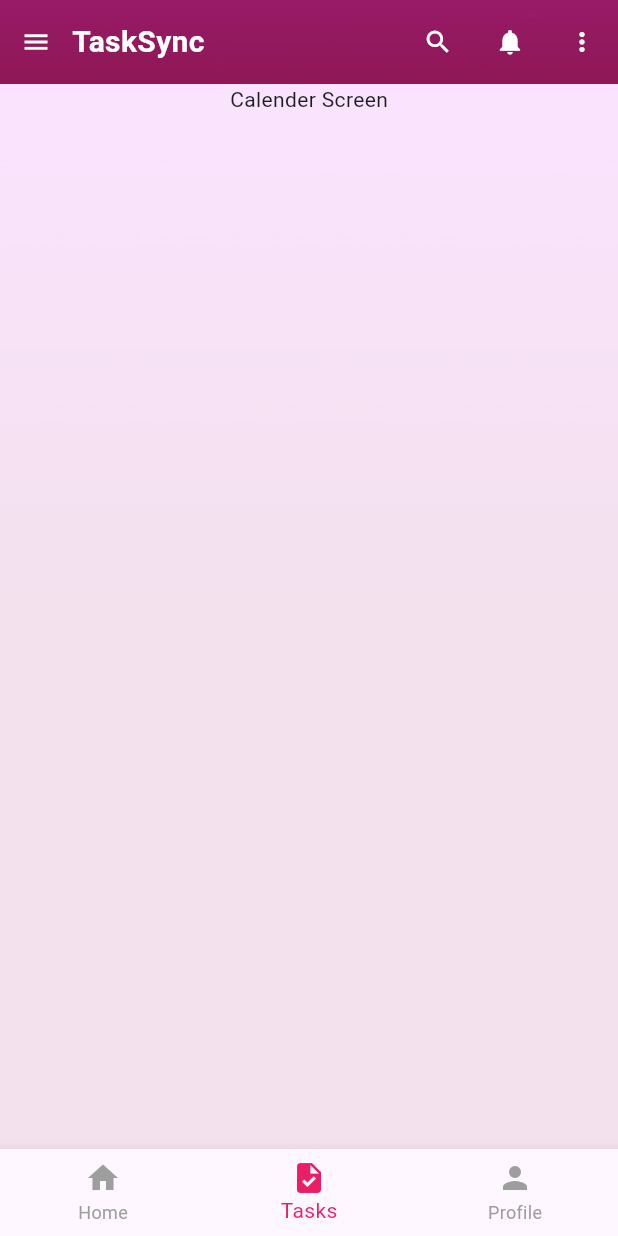
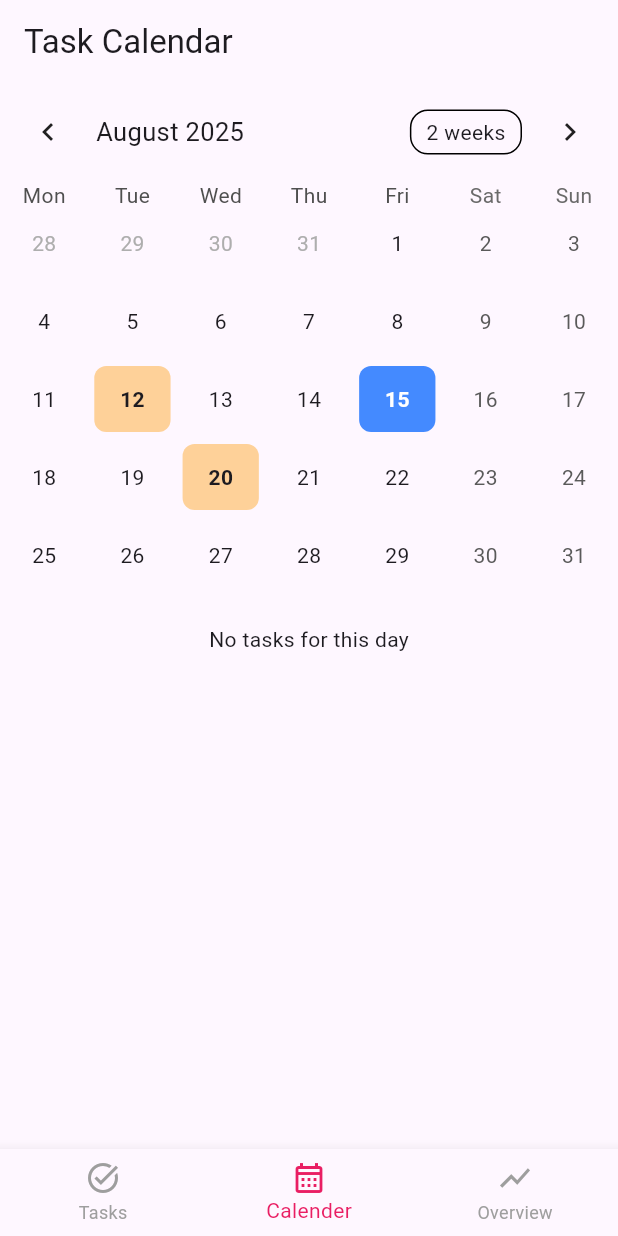
Before and after one commit to 9xRahul/task-sync-app, a Flutter app: the HomeScreen screen opened directly, item 2 of the bottom bar chosen, on a phone screen of 412 x 824 dp. Run offline on Flutter 3.47's test engine with Material 3 defaults, Android fonts, the phone set to English and light mode, and no system bars; drawn by our look-alikes of table_calendar; our stand-ins replace bloc, equatable, flutter_bloc, flutter_secure_storage, fluttertoast, shared_preferences; accounts and stored records are empty.

Commit message:
Added calender screen ( not used bloc )

```diff
--- /dev/null
+++ b/lib/views/calender_screen.dart/calender_screen.dart
@@ -0,0 +1,126 @@
+import 'package:flutter/material.dart';
+import 'package:table_calendar/table_calendar.dart';
+
+class CalenderScreen extends StatefulWidget {
+  CalenderScreen({super.key});
+
+  @override
+  State<CalenderScreen> createState() => _CalenderScreenState();
+}
+
+class _CalenderScreenState extends State<CalenderScreen> {
+  DateTime _focusedDay = DateTime.now();
+
+  DateTime? _selectedDay;
+
+  // Example pending tasks (replace with your DB data)
+  final Map<DateTime, List<String>> _tasks = {
+    DateTime.utc(2025, 8, 12): ['Task A', 'Task B'],
+    DateTime.utc(2025, 8, 15): ['Task C'],
+    DateTime.utc(2025, 8, 20): ['Task D', 'Task E', 'Task F'],
+  };
+
+  bool _hasTask(DateTime day) {
+    return _tasks.keys.any(
+      (taskDate) =>
+          taskDate.year == day.year &&
+          taskDate.month == day.month &&
+          taskDate.day == day.day,
+    );
+  }
+
+  @override
+  Widget build(BuildContext context) {
+    return Scaffold(
+      appBar: AppBar(title: const Text("Task Calendar")),
+      body: Column(
+        children: [
+          TableCalendar(
+            firstDay: DateTime.utc(2020, 1, 1),
+            lastDay: DateTime.utc(2030, 12, 31),
+            focusedDay: _focusedDay,
+            calendarFormat: CalendarFormat.month,
+            startingDayOfWeek: StartingDayOfWeek.monday,
+
+            // Handle date selection
+            selectedDayPredicate: (day) {
+              return isSameDay(_selectedDay, day);
+            },
+            onDaySelected: (selectedDay, focusedDay) {
+              setState(() {
+                _selectedDay = selectedDay;
+                _focusedDay = focusedDay;
+              });
+            },
+
+            // Month navigation
+            onPageChanged: (focusedDay) {
+              _focusedDay = focusedDay;
+            },
+
+            // Highlight days with tasks
+            calendarBuilders: CalendarBuilders(
+              defaultBuilder: (context, day, focusedDay) {
+                if (_hasTask(day)) {
+                  return Container(
+                    margin: const EdgeInsets.all(4),
+                    decoration: BoxDecoration(
+                      color: Colors.orange.withOpacity(0.4),
+                      borderRadius: BorderRadius.circular(8),
+                    ),
+                    child: Center(
+                      child: Text(
+                        '${day.day}',
+                        style: const TextStyle(fontWeight: FontWeight.bold),
+                      ),
+                    ),
+                  );
+                }
+                return null;
+              },
+              todayBuilder: (context, day, focusedDay) {
+                return Container(
+                  margin: const EdgeInsets.all(4),
+                  decoration: BoxDecoration(
+                    color: Colors.blueAccent,
+                    borderRadius: BorderRadius.circular(8),
+                  ),
+                  child: Center(
+                    child: Text(
+                      '${day.day}',
+                      style: const TextStyle(
+                        color: Colors.white,
+                        fontWeight: FontWeight.bold,
+                      ),
+                    ),
+                  ),
+                );
+              },
+            ),
+          ),
+
+          // Show tasks for selected day
+          Expanded(
+            child: ListView(
+              children:
+                  _tasks[_selectedDay ?? DateTime.now()]?.map((task) {
+                    return ListTile(
+                      title: Text(task),
+                      leading: const Icon(Icons.task),
+                    );
+                  }).toList() ??
+                  [
+                    const Center(
+                      child: Padding(
+                        padding: EdgeInsets.all(20),
+                        child: Text("No tasks for this day"),
+                      ),
+                    ),
+                  ],
+            ),
+          ),
+        ],
+      ),
+    );
+  }
+}
--- a/lib/views/home_screen/home_screen.dart
+++ b/lib/views/home_screen/home_screen.dart
@@ -12,9 +12,11 @@ import 'package:tasksync/config/shared_preferences/auth_storage.dart';
 import 'package:tasksync/helpers/app_bacr_icons.dart';
 import 'package:tasksync/helpers/drawer_list_tile.dart';
 import 'package:tasksync/helpers/text_widget.dart';
+import 'package:tasksync/views/calender_screen.dart/calender_screen.dart';
 import 'package:tasksync/views/home_screen/widgets/category_item_widget.dart';
 import 'package:tasksync/views/home_screen/widgets/select_tasks_by_status_widget.dart';
 import 'package:tasksync/views/login_screen/signin_screen.dart';
+import 'package:tasksync/views/overview_screen/overview_screen.dart';
 
 class HomeScreen extends StatefulWidget {
   const HomeScreen({super.key});
@@ -32,10 +34,10 @@ class _HomeScreenState extends State<HomeScreen> {
     getUserInfo();
   }
 
-  final List<Widget> _pages = const [
-    HomeScreenTasks(),
-    HomeScreenCalender(),
-    HomeScreenOverView(),
+  final List<Widget> _pages = [
+    const HomeScreenTasks(),
+    CalenderScreen(),
+    const OverViewScreen(),
   ];
 
   void getUserInfo() async {
@@ -50,10 +52,6 @@ class _HomeScreenState extends State<HomeScreen> {
 
   @override
   Widget build(BuildContext context) {
-    final pageIndex = context.select(
-      (BottomNavBarBloc bloc) => bloc.state.bottomNavIndex,
-    );
-
     return Scaffold(
       drawer: Drawer(
         child: Container(
@@ -149,12 +147,18 @@ class _HomeScreenState extends State<HomeScreen> {
                 BottomnavItemChangeEvent(index: index),
               );
             },
-            items: const [
-              BottomNavigationBarItem(icon: Icon(Icons.home), label: 'Home'),
-              BottomNavigationBarItem(icon: Icon(Icons.task), label: 'Tasks'),
+            items: [
               BottomNavigationBarItem(
-                icon: Icon(Icons.person),
-                label: 'Profile',
+                icon: Icon(Icons.task_alt_outlined),
+                label: 'Tasks',
+              ),
+              BottomNavigationBarItem(
+                icon: Icon(Icons.calendar_month_outlined),
+                label: 'Calender',
+              ),
+              BottomNavigationBarItem(
+                icon: Icon(Icons.show_chart_outlined),
+                label: 'Overview',
               ),
             ],
           );
@@ -239,96 +243,3 @@ class HomeScreenTasks extends StatelessWidget {
     );
   }
 }
-
-class HomeScreenCalender extends StatelessWidget {
-  const HomeScreenCalender({super.key});
-
-  @override
-  Widget build(BuildContext context) {
-    return Container(
-      decoration: BoxDecoration(
-        image: DecorationImage(
-          image: AssetImage(ImageConfig.splashBg), // your asset path
-          opacity: .1,
-          fit: BoxFit.cover, // make it fill the screen
-        ),
-      ),
-      child: Column(
-        children: [
-          Container(
-            padding: EdgeInsets.only(top: MediaQuery.of(context).padding.top),
-            height: kToolbarHeight + MediaQuery.of(context).padding.top,
-            decoration: BoxDecoration(
-              image: DecorationImage(
-                image: AssetImage(ImageConfig.splashBg),
-                fit: BoxFit.cover,
-              ),
-            ),
-            child: Row(
-              children: [
-                Builder(
-                  builder: (context) => IconButton(
-                    icon: Icon(
-                      Icons.menu,
-                      color: ColorConfig.appBArIconColor,
-                      size: SizeConfig().appBarIconSize,
-                    ),
-                    onPressed: () {
-                      Scaffold.of(context).openDrawer();
-                    },
-                  ),
-                ),
-                Expanded(
-                  child: textWidget(
-                    text: "TaskSync",
-                    color: ColorConfig.appBArIconColor,
-                    fontSize: SizeConfig().appBarFontSize,
-                    fontWeight: FontWeight.bold,
-                  ),
-                ),
-                appBarIconButton(
-                  icon: Icons.search,
-                  iconSize: SizeConfig().appBarIconSize,
-                  iconColor: ColorConfig.appBArIconColor,
-                  onPressed: () {},
-                ),
-                appBarIconButton(
-                  icon: Icons.notifications,
-                  iconSize: SizeConfig().appBarIconSize,
-                  iconColor: ColorConfig.appBArIconColor,
-                  onPressed: () {},
-                ),
-                appBarIconButton(
-                  icon: Icons.more_vert,
-                  iconSize: SizeConfig().appBarIconSize,
-                  iconColor: ColorConfig.appBArIconColor,
-                  onPressed: () {},
-                ),
-              ],
-            ),
-          ),
-
-          Text("Calender Screen"),
-        ],
-      ),
-    );
-  }
-}
-
-class HomeScreenOverView extends StatelessWidget {
-  const HomeScreenOverView({super.key});
-
-  @override
-  Widget build(BuildContext context) {
-    return Container(
-      decoration: BoxDecoration(
-        image: DecorationImage(
-          image: AssetImage(ImageConfig.splashBg), // your asset path
-          opacity: .1,
-          fit: BoxFit.cover, // make it fill the screen
-        ),
-      ),
-      child: Column(children: [Text("Over View Screen")]),
-    );
-  }
-}
--- /dev/null
+++ b/lib/views/overview_screen/overview_screen.dart
@@ -0,0 +1,21 @@
+import 'package:flutter/material.dart';
+import 'package:tasksync/config/app_config/image_config.dart';
+
+class OverViewScreen extends StatelessWidget {
+  const OverViewScreen({super.key});
+
+  @override
+  Widget build(BuildContext context) {
+    print("rebuild overview");
+    return Container(
+      decoration: BoxDecoration(
+        image: DecorationImage(
+          image: AssetImage(ImageConfig.splashBg), // your asset path
+          opacity: .1,
+          fit: BoxFit.cover, // make it fill the screen
+        ),
+      ),
+      child: Column(children: [Text("Over View Screen")]),
+    );
+  }
+}
--- a/pubspec.yaml
+++ b/pubspec.yaml
@@ -41,6 +41,7 @@ dependencies:
   flutter_secure_storage: ^9.2.4
   equatable: ^2.0.7
   fluttertoast: ^8.2.12
+  table_calendar: ^3.2.0
 
 dev_dependencies:
   flutter_test:
```
